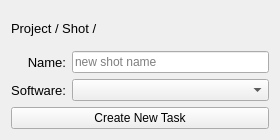
carlocarfora/cc-pipe, file ui/NewTask.ui: the form before one commit.
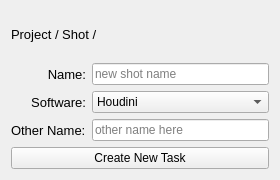
The form after the commit.

Commit message: attached QFileSystemModel to QTreeView

Diff of the .ui file:
```diff
--- a/ui/NewTask.ui
+++ b/ui/NewTask.ui
@@ -7,7 +7,7 @@
     <x>0</x>
     <y>0</y>
     <width>280</width>
-    <height>140</height>
+    <height>180</height>
    </rect>
   </property>
   <property name="sizePolicy">
@@ -19,13 +19,13 @@
   <property name="minimumSize">
    <size>
     <width>280</width>
-    <height>140</height>
+    <height>180</height>
    </size>
   </property>
   <property name="maximumSize">
    <size>
     <width>280</width>
-    <height>140</height>
+    <height>180</height>
    </size>
   </property>
   <property name="windowTitle">
@@ -84,6 +84,18 @@
          </property>
         </widget>
        </item>
+       <item>
+        <widget class="QLabel" name="label">
+         <property name="font">
+          <font>
+           <pointsize>10</pointsize>
+          </font>
+         </property>
+         <property name="text">
+          <string>Other Name:</string>
+         </property>
+        </widget>
+       </item>
       </layout>
      </item>
      <item>
@@ -99,7 +111,30 @@
         </widget>
        </item>
        <item>
-        <widget class="QComboBox" name="TaskSoftwareCmb"/>
+        <widget class="QComboBox" name="TaskSoftwareCmb">
+         <item>
+          <property name="text">
+           <string>Houdini</string>
+          </property>
+         </item>
+         <item>
+          <property name="text">
+           <string>Nuke</string>
+          </property>
+         </item>
+         <item>
+          <property name="text">
+           <string>Other</string>
+          </property>
+         </item>
+        </widget>
+       </item>
+       <item>
+        <widget class="QLineEdit" name="lineEdit">
+         <property name="placeholderText">
+          <string>other name here</string>
+         </property>
+        </widget>
        </item>
       </layout>
      </item>
```
The commit also changes 1 other file.
